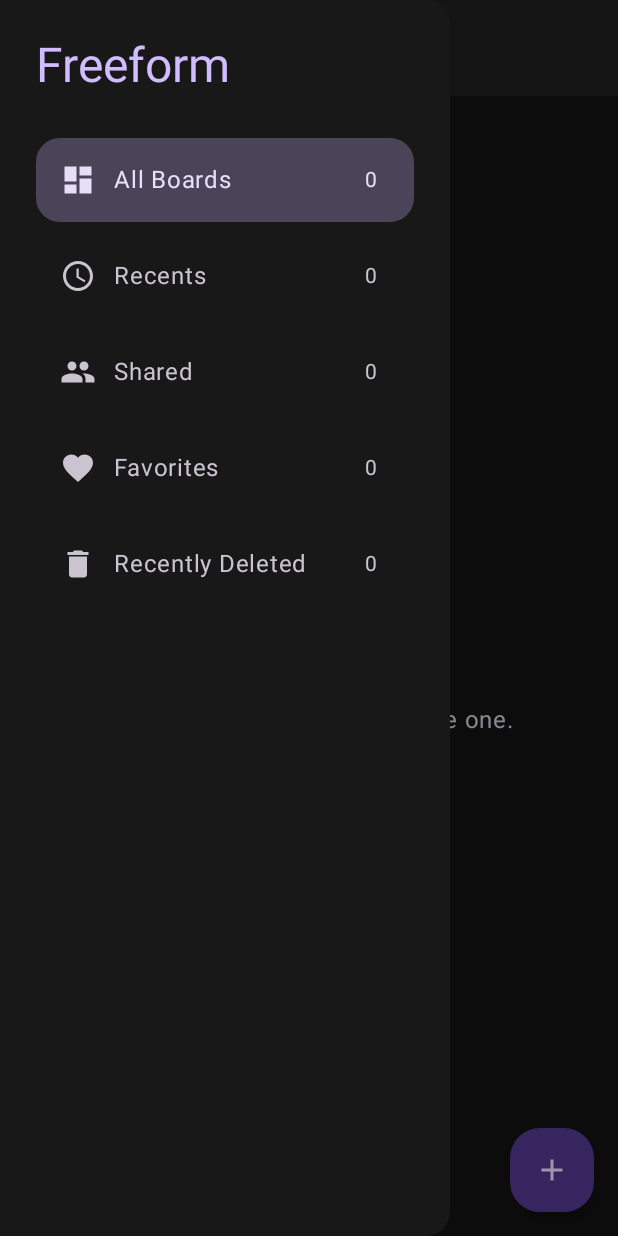
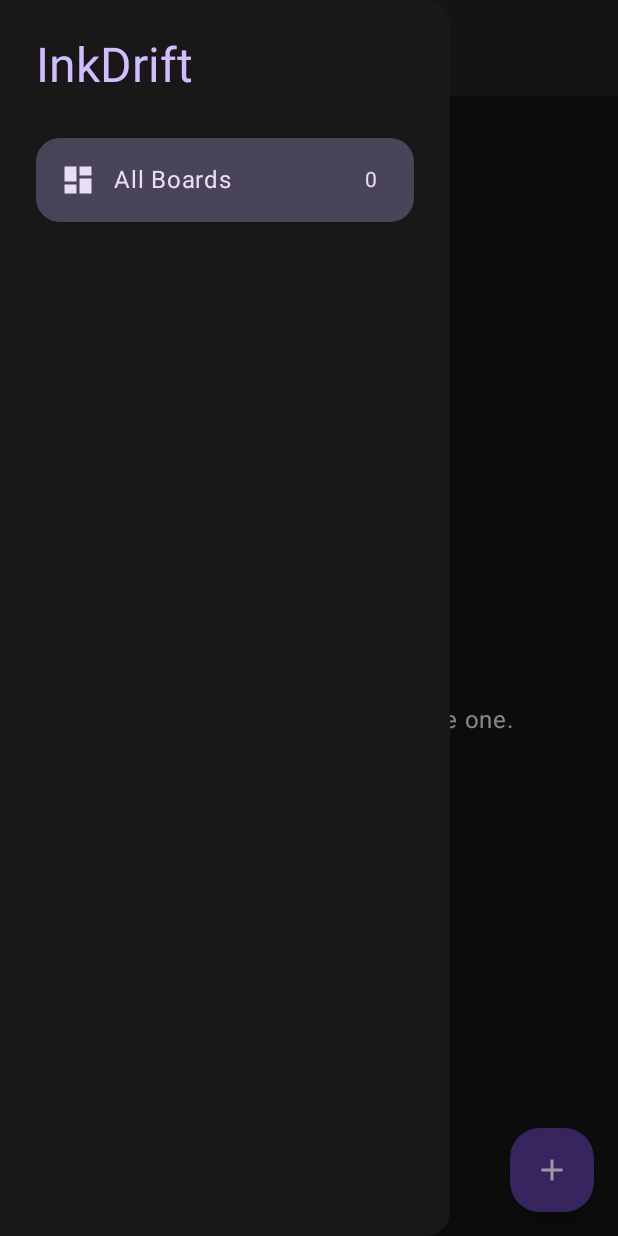
Before and after one commit to jpb896/InkDrift, an Android app built with Jetpack Compose: the screen it shows after launch (MainActivity), after a tap on "Menu", on a phone screen of 412 x 824 dp. Run offline under Robolectric (Android 15) with nearby library versions, the phone set to English and light mode, and no system bars.

Commit message:
fix/ui: Implement nav drawer changes
Unnecessary items have been removed from the navigation drawer.

```diff
--- a/app/src/main/java/com/jpb/inkdrift/MainActivity.kt
+++ b/app/src/main/java/com/jpb/inkdrift/MainActivity.kt
@@ -279,11 +279,7 @@ fun FreeformAppRoot(prefs: android.content.SharedPreferences, gson: Gson) {
 // --- 1. DASHBOARD SCREEN ---
 
 enum class FreeformCategory(val label: String, val icon: ImageVector) {
-    ALL("All Boards", Icons.Default.Dashboard),
-    RECENTS("Recents", Icons.Default.Schedule),
-    SHARED("Shared", Icons.Default.People),
-    FAVORITES("Favorites", Icons.Default.Favorite),
-    DELETED("Recently Deleted", Icons.Default.Delete)
+    ALL("All Boards", Icons.Default.Dashboard)
 }
 
 @Composable
@@ -312,8 +308,8 @@ fun FreeformMainDashboardScreen(
                         .padding(24.dp)
                 ) {
                     Text(
-                        text = "Freeform",
-                        style = MaterialTheme.typography.headlineLarge,
+                        text = "InkDrift",
+                        style = MaterialTheme.typography.headlineLargeEmphasized,
                         color = MaterialTheme.colorScheme.primary,
                         modifier = Modifier.padding(bottom = 24.dp)
                     )
```
